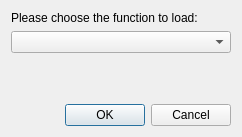
This is Polyhedron/demo/Polyhedron/Plugins/IO/Function_dialog.ui in CGAL/cgal as Qt 5 draws it before an edit. The edited form follows.
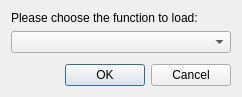
This is the edited form.

Patch:
```diff
--- a/Polyhedron/demo/Polyhedron/Plugins/IO/Function_dialog.ui
+++ b/Polyhedron/demo/Polyhedron/Plugins/IO/Function_dialog.ui
@@ -7,7 +7,7 @@
     <x>0</x>
     <y>0</y>
     <width>242</width>
-    <height>137</height>
+    <height>97</height>
    </rect>
   </property>
   <property name="sizePolicy">
```
